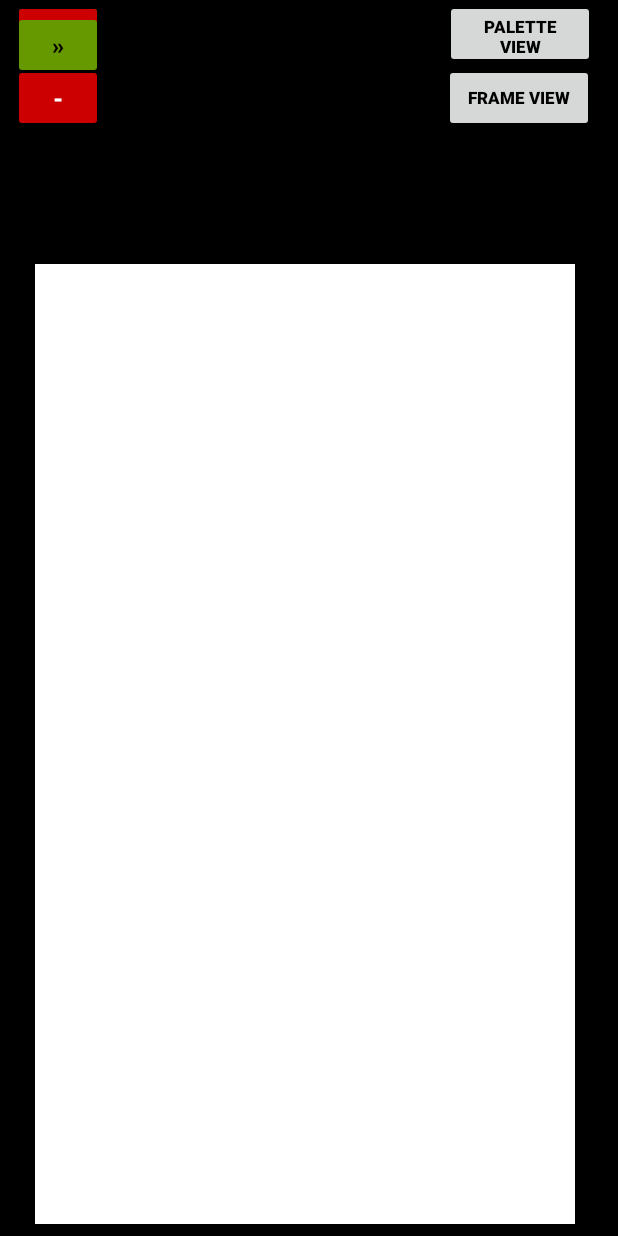
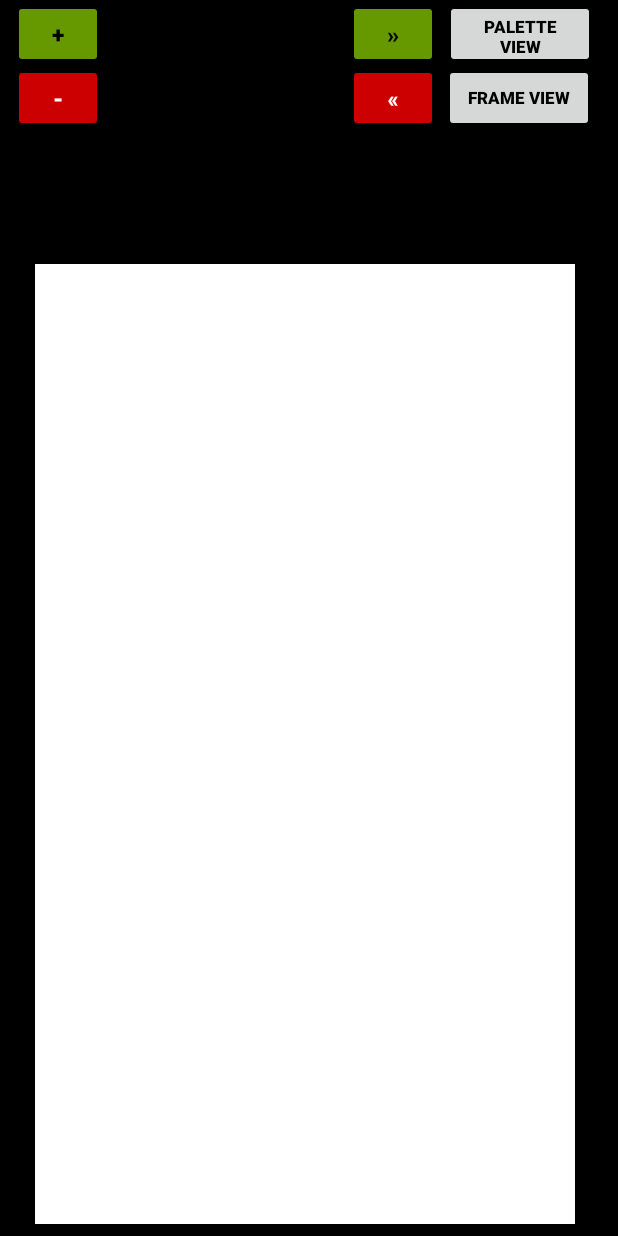
Before and after one commit to TVCreed/Animator, an Android app: the screen it shows after launch (MainActivity), on a phone screen of 412 x 824 dp. Run offline under Robolectric (Android 15) with nearby library versions, the phone set to English and light mode, and no system bars; libraries missing offline, so code that uses them is left out: com.flask.colorpicker, java.security.acl; 1 statement that could not run was skipped.

Commit message:
undo and redo prettied up

```diff
--- a/app/src/main/java/com/example/animator/MainActivity.java
+++ b/app/src/main/java/com/example/animator/MainActivity.java
@@ -109,6 +109,7 @@ public class MainActivity extends AppCompatActivity {
         gridView.setAdapter(imageAdapter);
         gridView.setOnTouchListener((v, event) -> {
             v.performClick();
+
             float fX = event.getX(),
                     fY = event.getY();
             int size = (gridView.getWidth()-1) / 9,
--- a/app/src/main/res/layout/activity_main.xml
+++ b/app/src/main/res/layout/activity_main.xml
@@ -7,6 +7,38 @@
     android:layout_height="match_parent"
     android:background="@color/black"
     tools:context=".MainActivity">
+
+    <Button
+        android:id="@+id/btnRedo"
+        android:layout_width="60dp"
+        android:layout_height="45dp"
+        android:text="@string/btnRedo"
+        android:textColor="@color/black"
+        android:textSize="15sp"
+        android:textStyle="bold"
+        app:backgroundTint="@android:color/holo_green_dark"
+        app:layout_constraintBottom_toBottomOf="parent"
+        app:layout_constraintEnd_toEndOf="parent"
+        app:layout_constraintHorizontal_bias="0.66"
+        app:layout_constraintStart_toStartOf="parent"
+        app:layout_constraintTop_toTopOf="parent"
+        app:layout_constraintVertical_bias="0.0" />
+
+    <Button
+        android:id="@+id/btnUndo"
+        android:layout_width="60dp"
+        android:layout_height="45dp"
+        android:text="@string/btnUndo"
+        android:textColor="@color/white"
+        android:textSize="15sp"
+        android:textStyle="bold"
+        app:backgroundTint="@android:color/holo_red_dark"
+        app:layout_constraintBottom_toBottomOf="parent"
+        app:layout_constraintEnd_toEndOf="parent"
+        app:layout_constraintHorizontal_bias="0.66"
+        app:layout_constraintStart_toStartOf="parent"
+        app:layout_constraintTop_toTopOf="parent"
+        app:layout_constraintVertical_bias="0.055" />
 
     <GridView
         android:id="@+id/gridView"
@@ -21,7 +53,9 @@
         app:layout_constraintEnd_toEndOf="parent"
         app:layout_constraintStart_toStartOf="parent"
         app:layout_constraintTop_toTopOf="parent"
-        app:layout_constraintVertical_bias="1.0" />
+        app:layout_constraintVertical_bias="1.0" >
+
+    </GridView>
 
     <Button
         android:id="@+id/add_color"
@@ -56,46 +90,12 @@
         app:layout_constraintVertical_bias="0.0" />
 
     <Button
-        android:id="@+id/btnUndo"
-        android:layout_width="60dp"
-        android:layout_height="45dp"
-        android:layout_marginBottom="688dp"
-        android:text="«"
-        android:textColor="@color/white"
-        android:textSize="15sp"
-        android:textStyle="bold"
-        app:backgroundTint="@android:color/holo_red_dark"
-        app:layout_constraintBottom_toBottomOf="parent"
-        app:layout_constraintEnd_toEndOf="parent"
-        app:layout_constraintHorizontal_bias="0.025"
-        app:layout_constraintStart_toStartOf="parent"
-        app:layout_constraintTop_toTopOf="parent"
-        app:layout_constraintVertical_bias="0.0" />
-
-    <Button
         android:id="@+id/btnRemoveFrame"
         android:layout_width="60dp"
         android:layout_height="45dp"
         android:text="@string/btnRemoveFrame"
         android:textColor="@color/white"
         android:textSize="20sp"
-        android:textStyle="bold"
-        app:backgroundTint="@android:color/holo_green_dark"
-        app:layout_constraintBottom_toBottomOf="parent"
-        app:layout_constraintEnd_toEndOf="parent"
-        app:layout_constraintHorizontal_bias="0.025"
-        app:layout_constraintStart_toStartOf="parent"
-        app:layout_constraintTop_toTopOf="parent"
-        app:layout_constraintVertical_bias="0.055" />
-
-    <Button
-        android:id="@+id/btnRedo"
-        android:layout_width="60dp"
-        android:layout_height="45dp"
-        android:layout_marginBottom="648dp"
-        android:text="»"
-        android:textColor="@color/black"
-        android:textSize="15sp"
         android:textStyle="bold"
         app:backgroundTint="@android:color/holo_green_dark"
         app:layout_constraintBottom_toBottomOf="parent"
@@ -153,21 +153,21 @@
 
     <GridView
         android:id="@+id/colors"
-        android:layout_width="203dp"
-        android:layout_height="69dp"
+        android:layout_width="146dp"
+        android:layout_height="62dp"
         app:layout_constraintBottom_toTopOf="@+id/gridView"
         app:layout_constraintEnd_toEndOf="parent"
-        app:layout_constraintHorizontal_bias="0.4"
+        app:layout_constraintHorizontal_bias="0.294"
         app:layout_constraintStart_toStartOf="parent"
         app:layout_constraintTop_toTopOf="parent"
-        app:layout_constraintVertical_bias=".25" />
+        app:layout_constraintVertical_bias="0.50" />
 
     <androidx.constraintlayout.widget.Group
         android:id="@+id/groupColors"
         android:layout_width="wrap_content"
         android:layout_height="wrap_content"
         android:visibility="gone"
-        app:constraint_referenced_ids="remove_color,add_color,colors" />
+        app:constraint_referenced_ids="remove_color,add_color,colors,btnRedo,btnUndo" />
 
     <androidx.constraintlayout.widget.Group
         android:id="@+id/groupFrame"
--- a/app/src/main/res/values/strings.xml
+++ b/app/src/main/res/values/strings.xml
@@ -7,4 +7,6 @@
     <string name="btnPaletteV">Palette View</string>
     <string name="btnFramesV">Frame View</string>
     <string name="select_color_btn_txt">Select Color</string>
+    <string name="btnUndo">«</string>
+    <string name="btnRedo">»</string>
 </resources>
```
